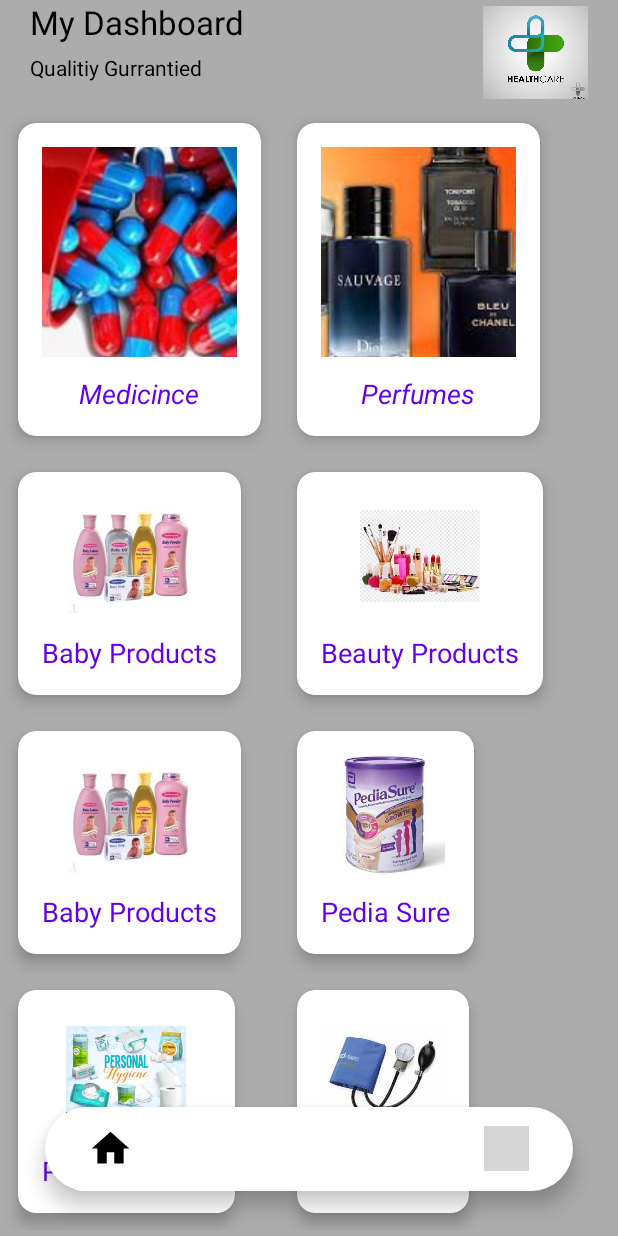
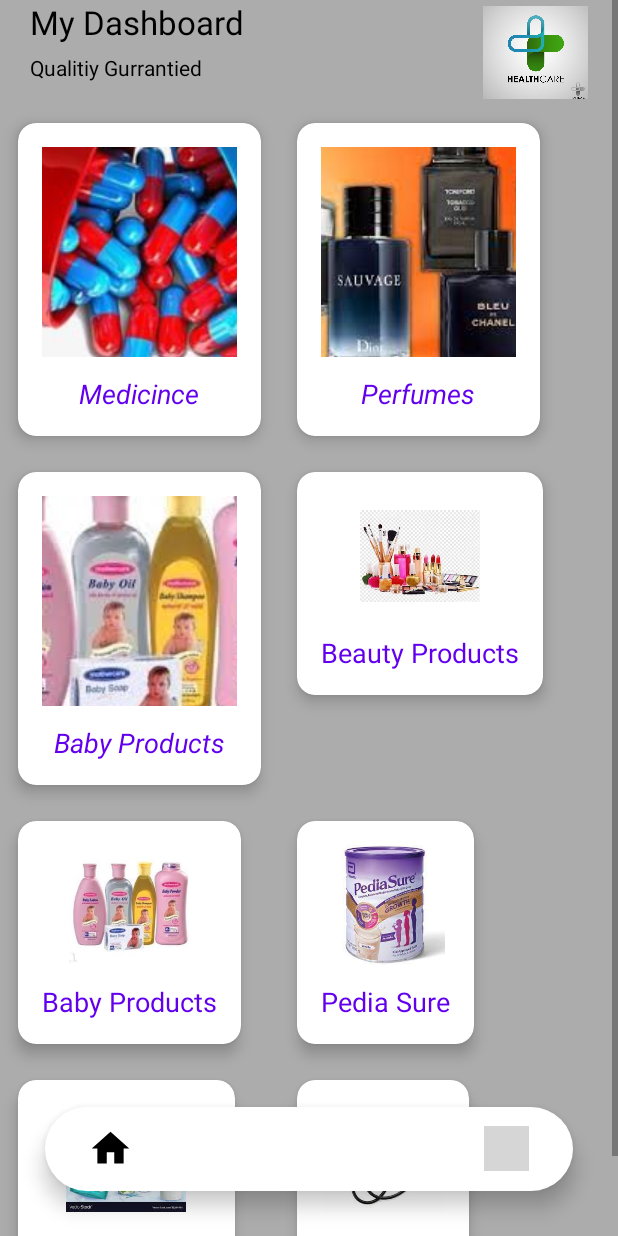
Before and after one commit to HaseebAli0122/loginform, an Android app: the Fragment_home screen opened directly, with no data from a screen before it, on a phone screen of 412 x 824 dp. Run offline under Robolectric (Android 15) with nearby library versions, the phone set to English and light mode, and no system bars; grey boxes are pictures that could not be loaded.

Commit message:
updated project23

```diff
--- a/app/src/main/res/layout/fragment_home.xml
+++ b/app/src/main/res/layout/fragment_home.xml
@@ -147,15 +147,16 @@
             android:layout_width="match_parent"
             android:layout_height="match_parent">
 
-            <ImageView
-                android:src="@drawable/baby"
-                android:layout_width="80dp"
-                android:layout_height="80dp"/>
+           <ImageButton
+               android:layout_width="130dp"
+               android:layout_height="140dp"
+               android:src="@drawable/baby"/>
 
             <TextView
                 android:layout_width="wrap_content"
                 android:layout_height="wrap_content"
                 android:text="Baby Products"
+                android:textStyle="italic"
                 android:textSize="18sp"
                 android:textColor="@color/purple_500"
                 android:layout_marginTop="12dp"
```
